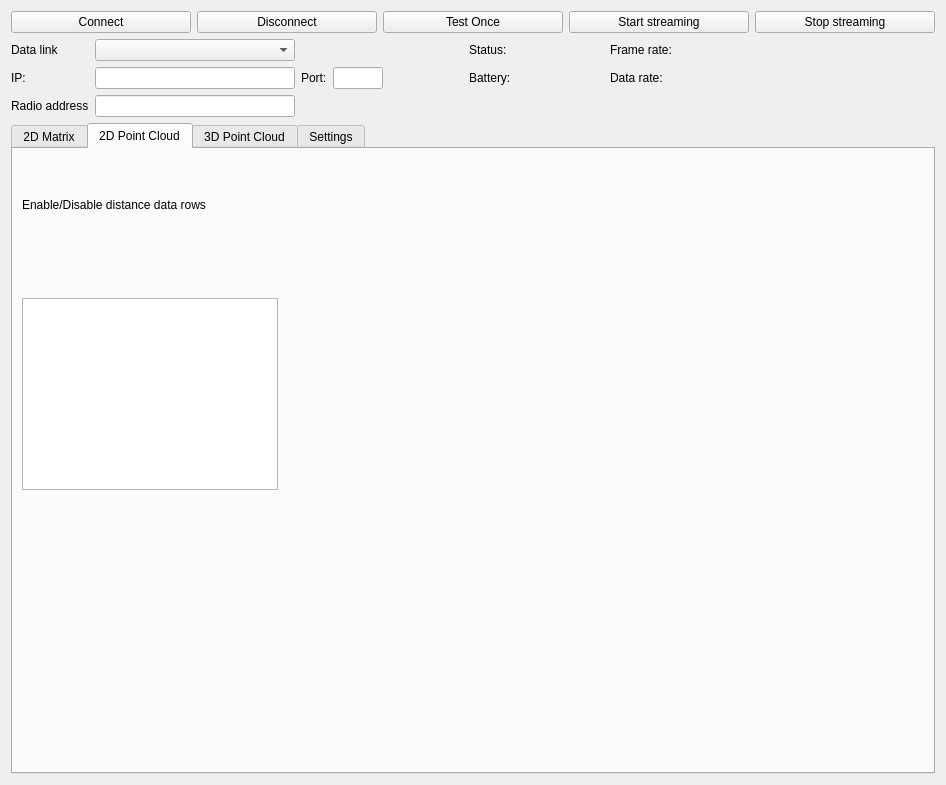
This is tools/gui/ui/slamdeck_tab.ui in victorhook/slamdeck as Qt 5 draws it before an edit. The edited form follows.
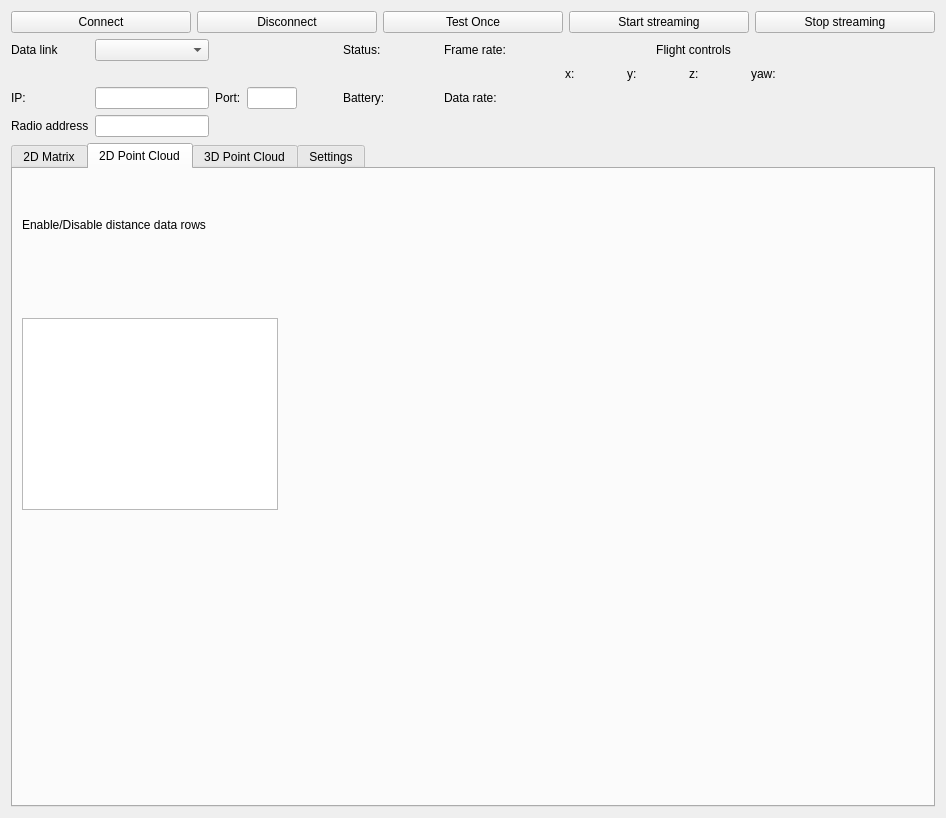
This is the edited form.

The edit to the form file:
```diff
--- a/tools/gui/ui/slamdeck_tab.ui
+++ b/tools/gui/ui/slamdeck_tab.ui
@@ -7,7 +7,7 @@
     <x>0</x>
     <y>0</y>
     <width>946</width>
-    <height>785</height>
+    <height>818</height>
    </rect>
   </property>
   <property name="windowTitle">
@@ -57,7 +57,23 @@
      </item>
      <item>
       <layout class="QGridLayout" name="gridLayout">
-       <item row="1" column="6">
+       <item row="2" column="10">
+        <spacer name="horizontalSpacer_3">
+         <property name="orientation">
+          <enum>Qt::Horizontal</enum>
+         </property>
+         <property name="sizeType">
+          <enum>QSizePolicy::Fixed</enum>
+         </property>
+         <property name="sizeHint" stdset="0">
+          <size>
+           <width>40</width>
+           <height>20</height>
+          </size>
+         </property>
+        </spacer>
+       </item>
+       <item row="2" column="6">
         <widget class="QLineEdit" name="editPort">
          <property name="maximumSize">
           <size>
@@ -67,7 +83,7 @@
          </property>
         </widget>
        </item>
-       <item row="1" column="7">
+       <item row="2" column="7">
         <spacer name="horizontalSpacer_2">
          <property name="orientation">
           <enum>Qt::Horizontal</enum>
@@ -77,34 +93,86 @@
          </property>
          <property name="sizeHint" stdset="0">
           <size>
-           <width>80</width>
+           <width>40</width>
            <height>20</height>
           </size>
          </property>
         </spacer>
        </item>
-       <item row="0" column="8">
-        <widget class="QLabel" name="label">
-         <property name="enabled">
-          <bool>true</bool>
-         </property>
+       <item row="2" column="0">
+        <widget class="QLabel" name="label_11">
          <property name="sizePolicy">
           <sizepolicy hsizetype="Minimum" vsizetype="Preferred">
            <horstretch>0</horstretch>
            <verstretch>0</verstretch>
           </sizepolicy>
          </property>
+         <property name="text">
+          <string>IP:</string>
+         </property>
+        </widget>
+       </item>
+       <item row="3" column="1">
+        <widget class="QLineEdit" name="editRadioAddress">
          <property name="maximumSize">
           <size>
-           <width>80</width>
+           <width>200</width>
            <height>16777215</height>
           </size>
          </property>
+        </widget>
+       </item>
+       <item row="0" column="9">
+        <widget class="QLabel" name="statusText">
          <property name="text">
-          <string>Status:</string>
+          <string/>
          </property>
-         <property name="buddy">
-          <cstring>mainTabs</cstring>
+        </widget>
+       </item>
+       <item row="2" column="15">
+        <spacer name="horizontalSpacer">
+         <property name="orientation">
+          <enum>Qt::Horizontal</enum>
+         </property>
+         <property name="sizeHint" stdset="0">
+          <size>
+           <width>40</width>
+           <height>20</height>
+          </size>
+         </property>
+        </spacer>
+       </item>
+       <item row="2" column="2">
+        <widget class="QLabel" name="label_4">
+         <property name="text">
+          <string>Port:</string>
+         </property>
+        </widget>
+       </item>
+       <item row="0" column="14">
+        <widget class="QLabel" name="label_7">
+         <property name="layoutDirection">
+          <enum>Qt::LeftToRight</enum>
+         </property>
+         <property name="text">
+          <string>Flight controls</string>
+         </property>
+         <property name="alignment">
+          <set>Qt::AlignCenter</set>
+         </property>
+        </widget>
+       </item>
+       <item row="3" column="0">
+        <widget class="QLabel" name="label_5">
+         <property name="text">
+          <string>Radio address</string>
+         </property>
+        </widget>
+       </item>
+       <item row="2" column="8">
+        <widget class="QLabel" name="label_2">
+         <property name="text">
+          <string>Battery:</string>
          </property>
         </widget>
        </item>
@@ -112,7 +180,7 @@
         <widget class="QComboBox" name="comboDataLink"/>
        </item>
        <item row="2" column="1">
-        <widget class="QLineEdit" name="editRadioAddress">
+        <widget class="QLineEdit" name="editIp">
          <property name="maximumSize">
           <size>
            <width>200</width>
@@ -121,6 +189,22 @@
          </property>
         </widget>
        </item>
+       <item row="2" column="13">
+        <spacer name="horizontalSpacer_5">
+         <property name="orientation">
+          <enum>Qt::Horizontal</enum>
+         </property>
+         <property name="sizeType">
+          <enum>QSizePolicy::Fixed</enum>
+         </property>
+         <property name="sizeHint" stdset="0">
+          <size>
+           <width>40</width>
+           <height>20</height>
+          </size>
+         </property>
+        </spacer>
+       </item>
        <item row="0" column="12">
         <widget class="QLabel" name="labelFrameRate">
          <property name="text">
@@ -128,13 +212,6 @@
          </property>
         </widget>
        </item>
-       <item row="0" column="9">
-        <widget class="QLabel" name="statusText">
-         <property name="text">
-          <string/>
-         </property>
-        </widget>
-       </item>
        <item row="0" column="11">
         <widget class="QLabel" name="label_6">
          <property name="text">
@@ -142,30 +219,52 @@
          </property>
         </widget>
        </item>
-       <item row="1" column="1">
-        <widget class="QLineEdit" name="editIp">
-         <property name="maximumSize">
-          <size>
-           <width>200</width>
-           <height>16777215</height>
-          </size>
-         </property>
-        </widget>
-       </item>
-       <item row="1" column="2">
-        <widget class="QLabel" name="label_4">
-         <property name="text">
-          <string>Port:</string>
-         </property>
-        </widget>
-       </item>
-       <item row="1" column="12">
+       <item row="2" column="12">
         <widget class="QLabel" name="labelDataRate">
          <property name="text">
           <string/>
          </property>
         </widget>
        </item>
+       <item row="0" column="8">
+        <widget class="QLabel" name="label">
+         <property name="enabled">
+          <bool>true</bool>
+         </property>
+         <property name="sizePolicy">
+          <sizepolicy hsizetype="Minimum" vsizetype="Preferred">
+           <horstretch>0</horstretch>
+           <verstretch>0</verstretch>
+          </sizepolicy>
+         </property>
+         <property name="maximumSize">
+          <size>
+           <width>80</width>
+           <height>16777215</height>
+          </size>
+         </property>
+         <property name="text">
+          <string>Status:</string>
+         </property>
+         <property name="buddy">
+          <cstring>mainTabs</cstring>
+         </property>
+        </widget>
+       </item>
+       <item row="2" column="9">
+        <widget class="QLabel" name="labelBattery">
+         <property name="text">
+          <string/>
+         </property>
+        </widget>
+       </item>
+       <item row="2" column="11">
+        <widget class="QLabel" name="label_14">
+         <property name="text">
+          <string>Data rate:</string>
+         </property>
+        </widget>
+       </item>
        <item row="0" column="0">
         <widget class="QLabel" name="label_3">
          <property name="text">
@@ -173,75 +272,113 @@
          </property>
         </widget>
        </item>
-       <item row="1" column="11">
-        <widget class="QLabel" name="label_14">
-         <property name="text">
-          <string>Data rate:</string>
-         </property>
-        </widget>
-       </item>
-       <item row="1" column="13">
-        <spacer name="horizontalSpacer">
-         <property name="orientation">
-          <enum>Qt::Horizontal</enum>
-         </property>
-         <property name="sizeHint" stdset="0">
-          <size>
-           <width>40</width>
-           <height>20</height>
-          </size>
-         </property>
-        </spacer>
-       </item>
-       <item row="1" column="8">
-        <widget class="QLabel" name="label_2">
-         <property name="text">
-          <string>Battery:</string>
-         </property>
-        </widget>
-       </item>
-       <item row="1" column="0">
-        <widget class="QLabel" name="label_11">
-         <property name="sizePolicy">
-          <sizepolicy hsizetype="Minimum" vsizetype="Preferred">
-           <horstretch>0</horstretch>
-           <verstretch>0</verstretch>
-          </sizepolicy>
-         </property>
-         <property name="text">
-          <string>IP:</string>
-         </property>
-        </widget>
-       </item>
-       <item row="1" column="9">
-        <widget class="QLabel" name="labelBattery">
-         <property name="text">
-          <string/>
-         </property>
-        </widget>
-       </item>
-       <item row="2" column="0">
-        <widget class="QLabel" name="label_5">
-         <property name="text">
-          <string>Radio address</string>
-         </property>
-        </widget>
-       </item>
-       <item row="1" column="10">
-        <spacer name="horizontalSpacer_3">
-         <property name="orientation">
-          <enum>Qt::Horizontal</enum>
-         </property>
-         <property name="sizeType">
-          <enum>QSizePolicy::Fixed</enum>
-         </property>
-         <property name="sizeHint" stdset="0">
-          <size>
-           <width>80</width>
-           <height>20</height>
-          </size>
-         </property>
-        </spacer>
+       <item row="1" column="14">
+        <layout class="QGridLayout" name="gridLayout_2">
+         <item row="0" column="4">
+          <widget class="QLabel" name="label_22">
+           <property name="text">
+            <string>z:</string>
+           </property>
+          </widget>
+         </item>
+         <item row="0" column="2">
+          <widget class="QLabel" name="label_20">
+           <property name="text">
+            <string>y:</string>
+           </property>
+          </widget>
+         </item>
+         <item row="0" column="5">
+          <widget class="QLabel" name="fcZ">
+           <property name="sizePolicy">
+            <sizepolicy hsizetype="Preferred" vsizetype="Preferred">
+             <horstretch>0</horstretch>
+             <verstretch>0</verstretch>
+            </sizepolicy>
+           </property>
+           <property name="minimumSize">
+            <size>
+             <width>40</width>
+             <height>0</height>
+            </size>
+           </property>
+           <property name="text">
+            <string/>
+           </property>
+          </widget>
+         </item>
+         <item row="0" column="6">
+          <widget class="QLabel" name="label_23">
+           <property name="text">
+            <string>yaw:</string>
+           </property>
+          </widget>
+         </item>
+         <item row="0" column="0">
+          <widget class="QLabel" name="label_9">
+           <property name="text">
+            <string>x:</string>
+           </property>
+          </widget>
+         </item>
+         <item row="0" column="1">
+          <widget class="QLabel" name="fcX">
+           <property name="sizePolicy">
+            <sizepolicy hsizetype="Preferred" vsizetype="Preferred">
+             <horstretch>0</horstretch>
+             <verstretch>0</verstretch>
+            </sizepolicy>
+           </property>
+           <property name="minimumSize">
+            <size>
+             <width>40</width>
+             <height>0</height>
+            </size>
+           </property>
+           <property name="text">
+            <string/>
+           </property>
+          </widget>
+         </item>
+         <item row="0" column="3">
+          <widget class="QLabel" name="fcY">
+           <property name="sizePolicy">
+            <sizepolicy hsizetype="Preferred" vsizetype="Preferred">
+             <horstretch>0</horstretch>
+             <verstretch>0</verstretch>
+            </sizepolicy>
+           </property>
+           <property name="minimumSize">
+            <size>
+             <width>40</width>
+             <height>0</height>
+            </size>
+           </property>
+           <property name="text">
+            <string/>
+           </property>
+          </widget>
+         </item>
+         <item row="0" column="7">
+          <widget class="QLabel" name="fcYaw">
+           <property name="sizePolicy">
+            <sizepolicy hsizetype="Preferred" vsizetype="Preferred">
+             <horstretch>0</horstretch>
+             <verstretch>0</verstretch>
+            </sizepolicy>
+           </property>
+           <property name="minimumSize">
+            <size>
+             <width>40</width>
+             <height>0</height>
+            </size>
+           </property>
+           <property name="text">
+            <string/>
+           </property>
+          </widget>
+         </item>
+        </layout>
        </item>
       </layout>
      </item>
```
